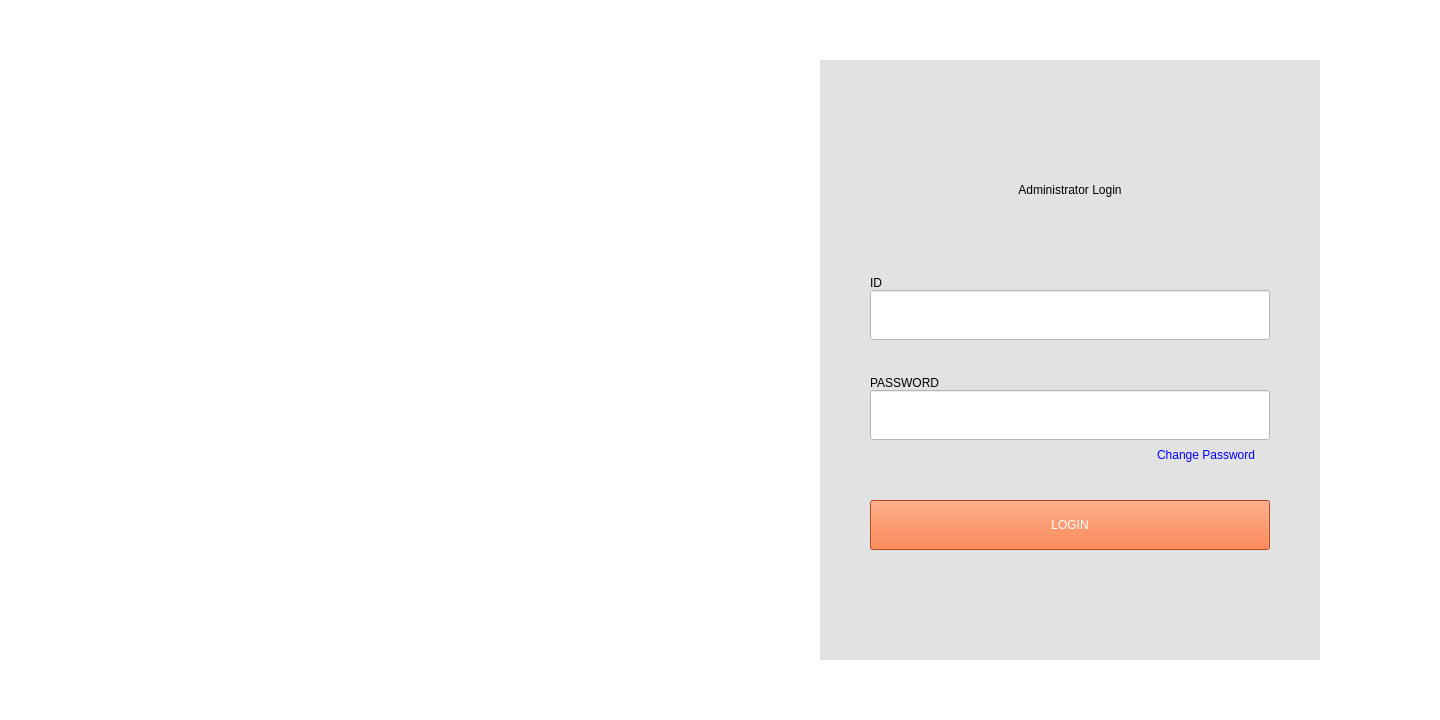
The window that GUI/UI/LoginWindow.ui (benipine/ADIDAS) describes before a commit, drawn with Qt 5.
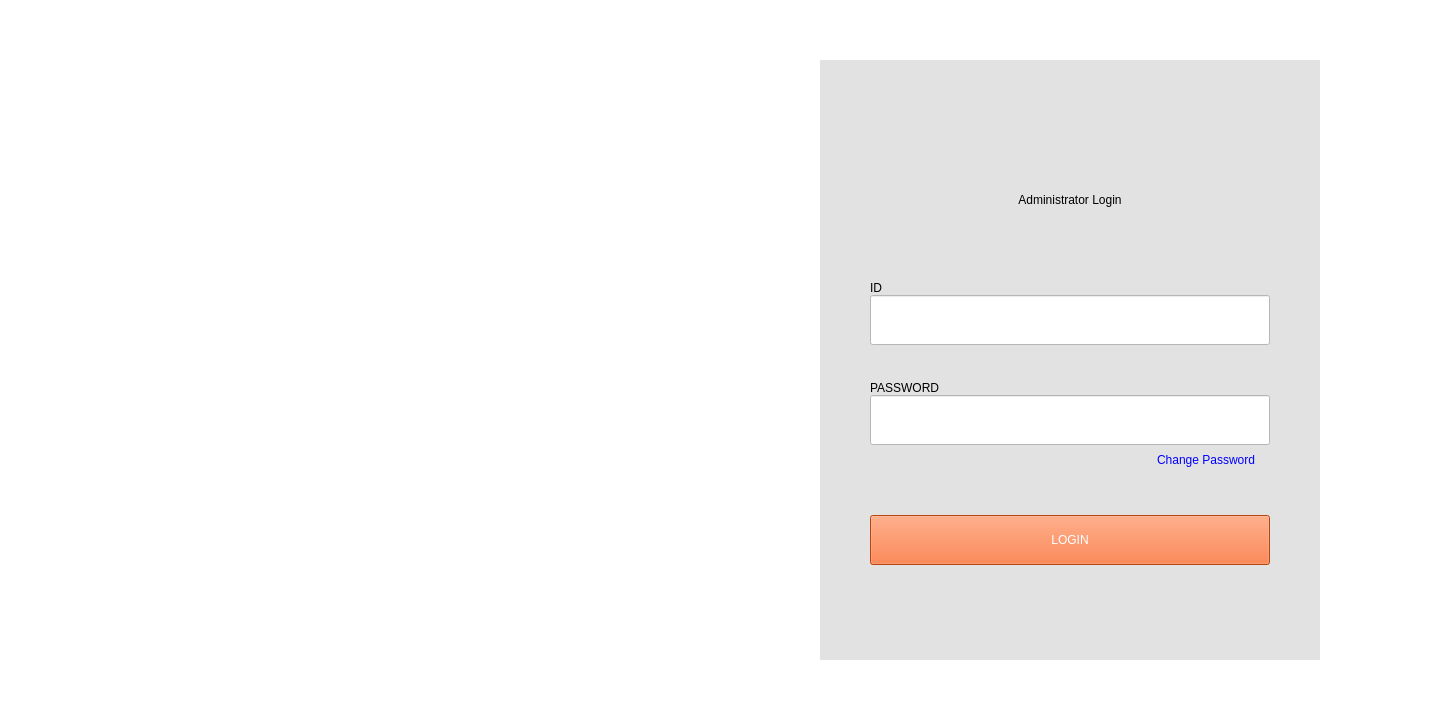
The same window after the commit. Icons and pictures are not drawn.

Patch:
```diff
--- a/GUI/UI/LoginWindow.ui
+++ b/GUI/UI/LoginWindow.ui
@@ -150,7 +150,7 @@
              <number>50</number>
             </property>
             <property name="bottomMargin">
-             <number>80</number>
+             <number>50</number>
             </property>
             <item>
              <widget class="QLabel" name="top">
@@ -352,7 +352,7 @@
               <property name="minimumSize">
                <size>
                 <width>0</width>
-                <height>30</height>
+                <height>40</height>
                </size>
               </property>
               <property name="maximumSize">
```
Left out of the diff: 2 changed lines with no effect on the pictures.
